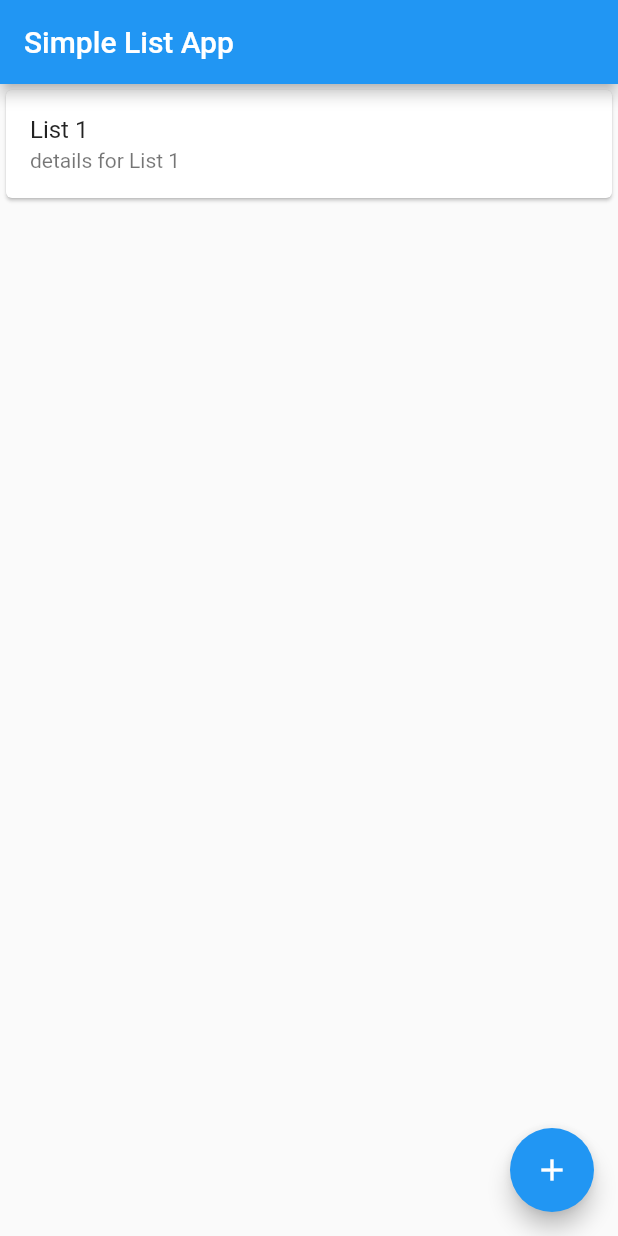
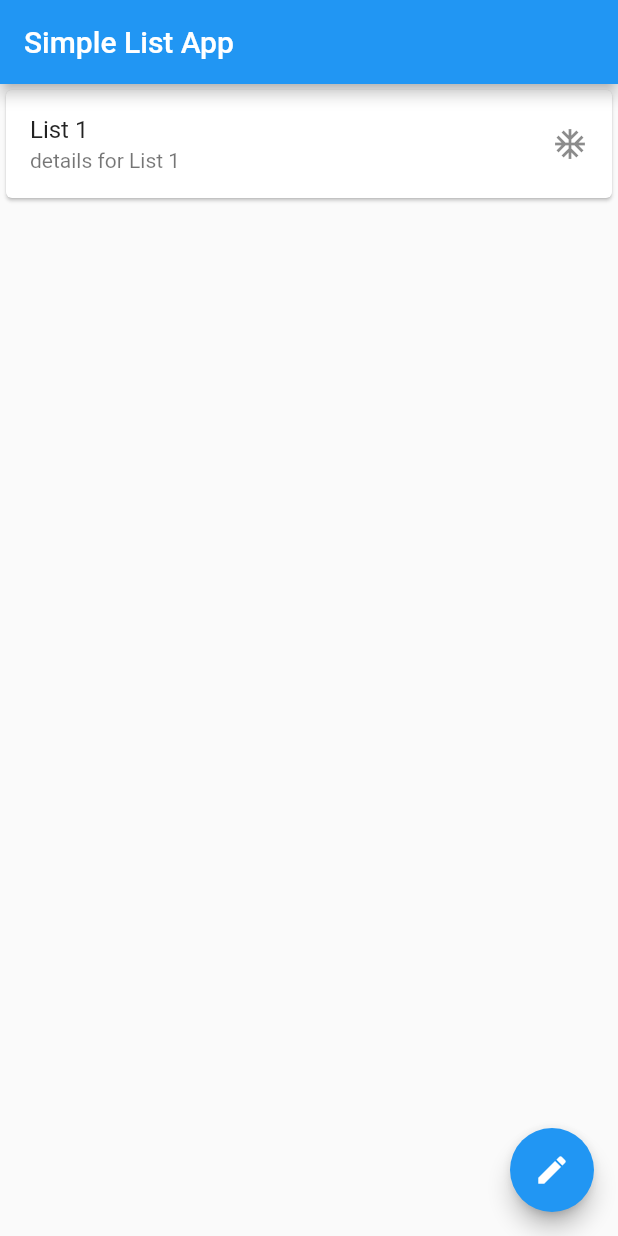
Before and after one commit to Ocamond/Barcode-scanner-and-file-lookup, a Flutter app: the screen it shows after launch, on a phone screen of 412 x 824 dp. Run offline on Flutter 3.47's test engine with Material 2 defaults, Android fonts, the phone set to English and light mode, and no system bars.

Commit message:
Added expandable Floating Action Button.

```diff
--- /dev/null
+++ b/lib/expandable_fab.dart
@@ -0,0 +1,244 @@
+import 'dart:math' as math;
+import 'package:flutter/cupertino.dart';
+import 'package:flutter/material.dart';
+
+@immutable
+class ExampleExpandableFab extends StatelessWidget {
+  const ExampleExpandableFab({Key? key}) : super(key: key);
+
+  @override
+  Widget build(BuildContext context) {
+    return ExpandableFab(
+      distance: 112.0,
+      children: [
+        ActionButton(
+          onPressed: () => print("pressed 1"),
+          icon: const Icon(Icons.create),
+          subtitle: "Manual",
+        ),
+        ActionButton(
+          onPressed: () => print("pressed 2"),
+          icon: const Icon(CupertinoIcons.barcode),
+          subtitle: "Barcode",
+        ),
+        ActionButton(
+          onPressed: () => print("Scan QR Code"),
+          icon: const Icon(Icons.qr_code),
+          subtitle: "QR-Code",
+        )
+      ],
+    );
+  }
+}
+
+@immutable
+class ExpandableFab extends StatefulWidget {
+  const ExpandableFab({
+    Key? key,
+    this.initialOpen,
+    required this.distance,
+    required this.children,
+  }) : super(key: key);
+
+  final bool? initialOpen;
+  final double distance;
+  final List<Widget> children;
+
+  @override
+  State<ExpandableFab> createState() => _ExpandableFabState();
+}
+
+class _ExpandableFabState extends State<ExpandableFab> with SingleTickerProviderStateMixin {
+  late final AnimationController _controller;
+  late final Animation<double> _expandAnimation;
+  bool _open = false;
+
+  @override
+  void initState() {
+    super.initState();
+    _open = widget.initialOpen ?? false;
+    _controller = AnimationController(
+      value: _open ? 1.0 : 0.0,
+      duration: const Duration(milliseconds: 250),
+      vsync: this,
+    );
+    _expandAnimation = CurvedAnimation(
+      curve: Curves.fastOutSlowIn,
+      reverseCurve: Curves.easeOutQuad,
+      parent: _controller,
+    );
+  }
+
+  @override
+  void dispose() {
+    _controller.dispose();
+    super.dispose();
+  }
+
+  void _toggle() {
+    setState(() {
+      _open = !_open;
+      if (_open) {
+        _controller.forward();
+      } else {
+        _controller.reverse();
+      }
+    });
+  }
+
+  @override
+  Widget build(BuildContext context) {
+    return SizedBox.expand(
+      child: Stack(
+        alignment: Alignment.bottomRight,
+        clipBehavior: Clip.none,
+        children: [
+          _buildTapToCloseFab(),
+          ..._buildExpandingActionButtons(),
+          _buildTapToOpenFab(),
+        ],
+      ),
+    );
+  }
+
+  Widget _buildTapToCloseFab() {
+    return SizedBox(
+      width: 56.0,
+      height: 56.0,
+      child: Center(
+        child: Material(
+          shape: const CircleBorder(),
+          clipBehavior: Clip.antiAlias,
+          elevation: 4.0,
+          child: InkWell(
+            onTap: _toggle,
+            child: Padding(
+              padding: const EdgeInsets.all(8.0),
+              child: Icon(
+                Icons.close,
+                color: Theme.of(context).primaryColor,
+              ),
+            ),
+          ),
+        ),
+      ),
+    );
+  }
+
+  List<Widget> _buildExpandingActionButtons() {
+    final children = <Widget>[];
+    final count = widget.children.length;
+    final step = 95.0 / (count - 1);
+    for (var i = 0, angleInDegrees = 0.0; i < count; i++, angleInDegrees += step) {
+      children.add(
+        _ExpandingActionButton(
+          directionInDegrees: angleInDegrees,
+          maxDistance: widget.distance,
+          progress: _expandAnimation,
+          child: widget.children[i],
+        ),
+      );
+    }
+    return children;
+  }
+
+  Widget _buildTapToOpenFab() {
+    return IgnorePointer(
+      ignoring: _open,
+      child: AnimatedContainer(
+        transformAlignment: Alignment.center,
+        transform: Matrix4.diagonal3Values(
+          _open ? 0.7 : 1.0,
+          _open ? 0.7 : 1.0,
+          1.0,
+        ),
+        duration: const Duration(milliseconds: 250),
+        curve: const Interval(0.0, 0.5, curve: Curves.easeOut),
+        child: AnimatedOpacity(
+          opacity: _open ? 0.0 : 1.0,
+          curve: const Interval(0.25, 1.0, curve: Curves.easeInOut),
+          duration: const Duration(milliseconds: 250),
+          child: FloatingActionButton(
+            onPressed: _toggle,
+            child: const Icon(Icons.create),
+          ),
+        ),
+      ),
+    );
+  }
+}
+
+@immutable
+class _ExpandingActionButton extends StatelessWidget {
+  const _ExpandingActionButton({
+    required this.directionInDegrees,
+    required this.maxDistance,
+    required this.progress,
+    required this.child,
+  });
+
+  final double directionInDegrees;
+  final double maxDistance;
+  final Animation<double> progress;
+  final Widget child;
+
+  @override
+  Widget build(BuildContext context) {
+    return AnimatedBuilder(
+      animation: progress,
+      builder: (context, child) {
+        final offset = Offset.fromDirection(
+          directionInDegrees * (math.pi / 180.0),
+          progress.value * maxDistance,
+        );
+        return Positioned(
+          right: 4.0 + offset.dx,
+          bottom: 4.0 + offset.dy,
+          child: Transform.rotate(
+            angle: (1.0 - progress.value) * math.pi / 2,
+            child: child!,
+          ),
+        );
+      },
+      child: FadeTransition(
+        opacity: progress,
+        child: child,
+      ),
+    );
+  }
+}
+
+@immutable
+class ActionButton extends StatelessWidget {
+  const ActionButton({Key? key, this.onPressed, required this.icon, required this.subtitle}) : super(key: key);
+
+  final VoidCallback? onPressed;
+  final Widget icon;
+  final String subtitle;
+
+  @override
+  Widget build(BuildContext context) {
+    final theme = Theme.of(context);
+    return Column(
+      children: [
+        Material(
+          shape: const CircleBorder(),
+          clipBehavior: Clip.antiAlias,
+          color: theme.colorScheme.secondary,
+          elevation: 4.0,
+          child: IconButton(
+            onPressed: onPressed,
+            icon: icon,
+            color: theme.colorScheme.onSecondary,
+          ),
+        ),
+        const SizedBox(
+          height: 5,
+        ),
+        Text(
+          subtitle,
+        )
+      ],
+    );
+  }
+}
--- a/lib/main.dart
+++ b/lib/main.dart
@@ -1,10 +1,16 @@
+import 'expandable_fab.dart';
 import 'package:flutter/material.dart';
 
-void main() => runApp(SimpleApp());
+void main() => runApp(const Simplelist());
 
-class SimpleApp extends StatelessWidget {
-  SimpleApp({Key? key}) : super(key: key);
+class Simplelist extends StatefulWidget {
+  const Simplelist({Key? key}) : super(key: key);
 
+  @override
+  State<Simplelist> createState() => SimplelistState();
+}
+
+class SimplelistState extends State<Simplelist> {
   final titles = ["List 1"];
   final subtitles = ["details for List 1"];
   final icons = [Icons.ac_unit];
@@ -12,6 +18,7 @@ class SimpleApp extends StatelessWidget {
   @override
   Widget build(BuildContext context) {
     return MaterialApp(
+      debugShowCheckedModeBanner: false,
       home: Scaffold(
         appBar: AppBar(
           title: const Text("Simple List App"),
@@ -26,15 +33,13 @@ class SimpleApp extends StatelessWidget {
                   onTap: () => print("Gedrückt"),
                   title: SelectableText(titles[index]),
                   subtitle: SelectableText(subtitles[index]),
+                  trailing: Icon(icons[index]),
                 ),
               );
             },
           ),
         ),
-        floatingActionButton: FloatingActionButton(
-          onPressed: () => print("Hakan"),
-          child: const Icon(Icons.add),
-        ),
+        floatingActionButton: const ExampleExpandableFab(),
       ),
     );
   }
```
